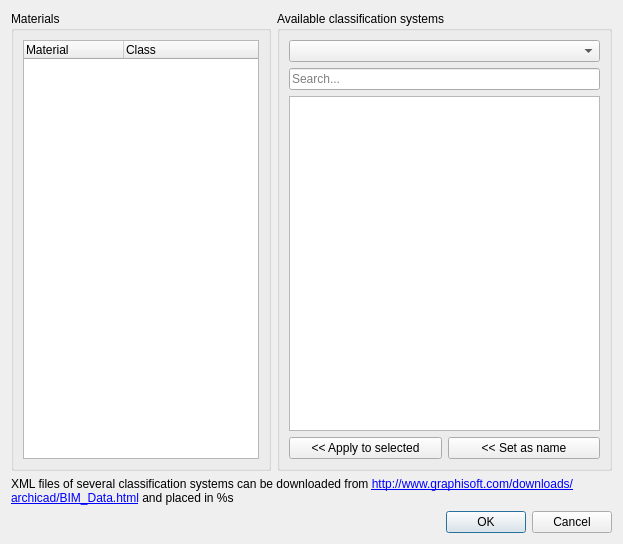
Qt form dialogClassification.ui (yorikvanhavre/BIM_Workbench) before a commit.
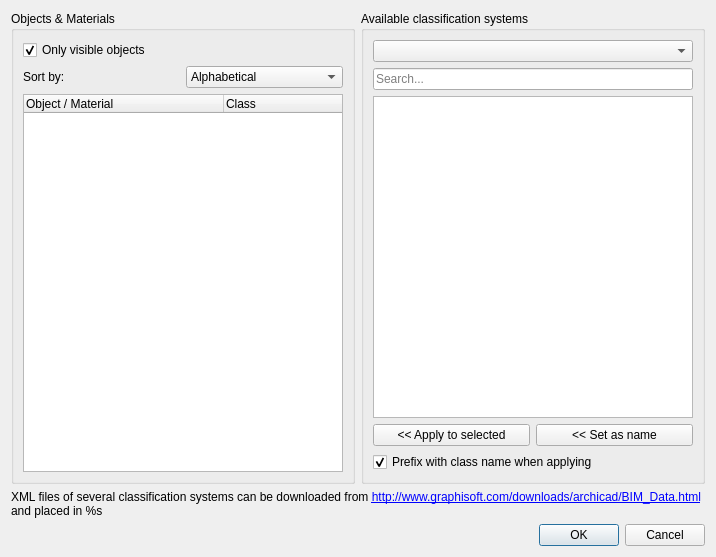
The same form after that commit. Icons and pictures are not drawn.

Commit message: Better classification manager

The edit to the form file:
```diff
--- a/dialogClassification.ui
+++ b/dialogClassification.ui
@@ -6,8 +6,8 @@
    <rect>
     <x>0</x>
     <y>0</y>
-    <width>623</width>
-    <height>544</height>
+    <width>716</width>
+    <height>557</height>
    </rect>
   </property>
   <property name="windowTitle">
@@ -18,18 +18,79 @@
     <layout class="QHBoxLayout" name="horizontalLayout">
      <item>
       <widget class="QGroupBox" name="groupMaterials">
+       <property name="minimumSize">
+        <size>
+         <width>300</width>
+         <height>0</height>
+        </size>
+       </property>
        <property name="maximumSize">
         <size>
-         <width>260</width>
+         <width>16777215</width>
          <height>16777215</height>
         </size>
        </property>
        <property name="title">
-        <string>Materials</string>
+        <string>Objects &amp;&amp; Materials</string>
        </property>
        <layout class="QVBoxLayout" name="verticalLayout_2">
         <item>
-         <widget class="QTreeWidget" name="treeMaterials">
+         <widget class="QCheckBox" name="onlyVisible">
+          <property name="text">
+           <string>Only visible objects</string>
+          </property>
+          <property name="checked">
+           <bool>true</bool>
+          </property>
+         </widget>
+        </item>
+        <item>
+         <layout class="QHBoxLayout" name="horizontalLayout_4">
+          <item>
+           <widget class="QLabel" name="label">
+            <property name="text">
+             <string>Sort by:</string>
+            </property>
+           </widget>
+          </item>
+          <item>
+           <widget class="QComboBox" name="groupMode">
+            <item>
+             <property name="text">
+              <string>Alphabetical</string>
+             </property>
+             <property name="icon">
+              <iconset theme="format-text-direction-ltr">
+               <normaloff/>
+              </iconset>
+             </property>
+            </item>
+            <item>
+             <property name="text">
+              <string>IFC type</string>
+             </property>
+             <property name="icon">
+              <iconset theme="application-drawing">
+               <normaloff/>
+              </iconset>
+             </property>
+            </item>
+            <item>
+             <property name="text">
+              <string>Material</string>
+             </property>
+            </item>
+            <item>
+             <property name="text">
+              <string>Model structure</string>
+             </property>
+            </item>
+           </widget>
+          </item>
+         </layout>
+        </item>
+        <item>
+         <widget class="QTreeWidget" name="treeObjects">
           <property name="horizontalScrollBarPolicy">
            <enum>Qt::ScrollBarAlwaysOff</enum>
           </property>
@@ -39,12 +100,18 @@
           <property name="autoExpandDelay">
            <number>-1</number>
           </property>
+          <attribute name="headerCascadingSectionResizes">
+           <bool>true</bool>
+          </attribute>
+          <attribute name="headerDefaultSectionSize">
+           <number>200</number>
+          </attribute>
           <attribute name="headerStretchLastSection">
            <bool>true</bool>
           </attribute>
           <column>
            <property name="text">
-            <string>Material</string>
+            <string>Object / Material</string>
            </property>
           </column>
           <column>
@@ -132,6 +199,16 @@
           </item>
          </layout>
         </item>
+        <item>
+         <widget class="QCheckBox" name="checkPrefix">
+          <property name="text">
+           <string>Prefix with class name when applying</string>
+          </property>
+          <property name="checked">
+           <bool>true</bool>
+          </property>
+         </widget>
+        </item>
        </layout>
       </widget>
      </item>
```
The commit also changes 2 other files.
